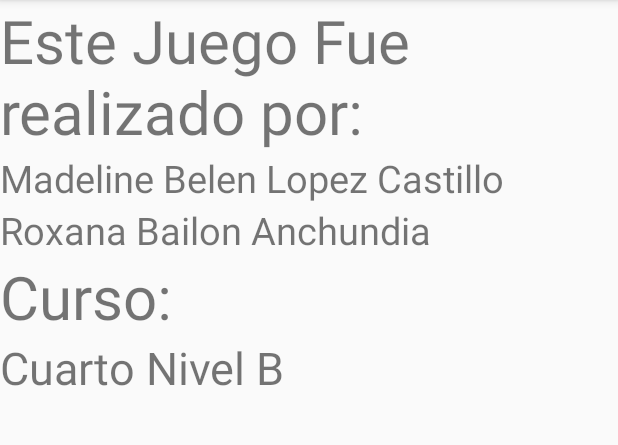
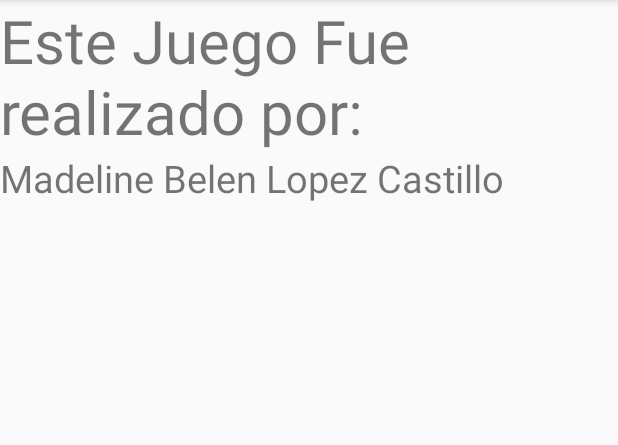
Before and after one commit to Madelinebelen/conectacuatromadeline, an Android app: the informacion screen opened directly, with no data from a screen before it, on a phone screen of 412 x 824 dp, the part 84-529 px from its top. Run offline under Robolectric (Android 15) with nearby library versions, the phone set to English and light mode, and no system bars.

Commit message:
modificacion en el layout informacion, eliminacion de algunos textviews

```diff
--- a/app/src/main/res/layout/informacion.xml
+++ b/app/src/main/res/layout/informacion.xml
@@ -22,31 +22,5 @@
             android:layout_height="wrap_content"
             android:layout_row="1"
             android:layout_column="1" />
-
-        <TextView
-            android:text="Roxana Bailon Anchundia"
-            android:textSize="25dp"
-            android:layout_width="wrap_content"
-            android:layout_height="wrap_content"
-            android:layout_row="2"
-            android:layout_column="1" />
-
-        <TextView
-            android:layout_width="wrap_content"
-            android:layout_height="wrap_content"
-            android:text="Curso:"
-            android:textSize="40dp"
-            android:id="@+id/textView3"
-            android:layout_row="3"
-            android:layout_column="1" />
-
-        <TextView
-            android:layout_width="wrap_content"
-            android:layout_height="wrap_content"
-            android:text="Cuarto Nivel B"
-            android:textSize="30dp"
-            android:id="@+id/textView4"
-            android:layout_row="4"
-            android:layout_column="1" />
     </GridLayout>
 </LinearLayout>
```
